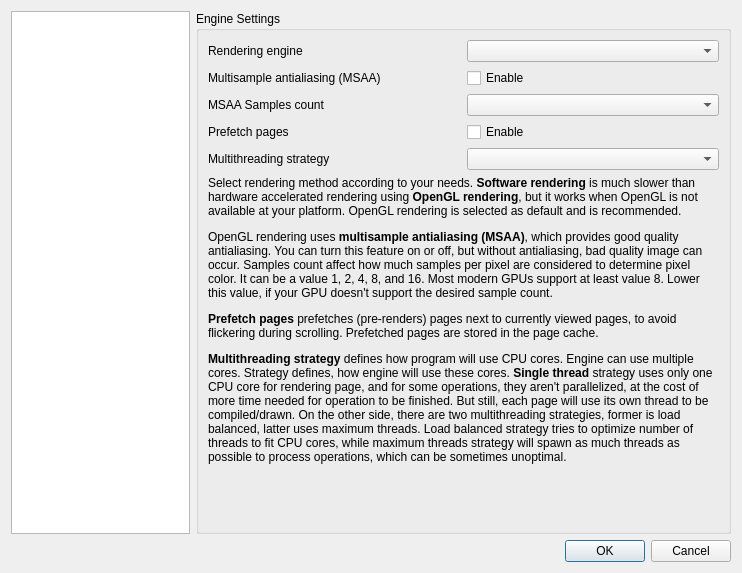
The window that PdfForQtViewer/pdfviewersettingsdialog.ui (JakubMelka/PDF4QT) describes before a commit, drawn with Qt 5.
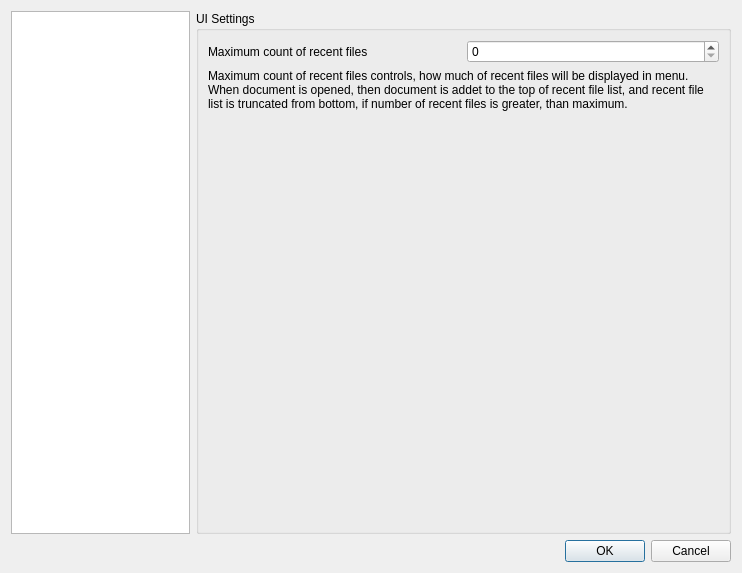
The same window after the commit.

Commit message: Recent file manager

Patch:
```diff
--- a/PdfForQtViewer/pdfviewersettingsdialog.ui
+++ b/PdfForQtViewer/pdfviewersettingsdialog.ui
@@ -26,7 +26,7 @@
      <item>
       <widget class="QStackedWidget" name="stackedWidget">
        <property name="currentIndex">
-        <number>0</number>
+        <number>7</number>
        </property>
        <widget class="QWidget" name="enginePage">
         <layout class="QVBoxLayout" name="enginePageLayout">
@@ -825,6 +825,68 @@
          </item>
         </layout>
        </widget>
+       <widget class="QWidget" name="uiPage">
+        <layout class="QVBoxLayout" name="uiPageLayout">
+         <property name="leftMargin">
+          <number>0</number>
+         </property>
+         <property name="topMargin">
+          <number>0</number>
+         </property>
+         <property name="rightMargin">
+          <number>0</number>
+         </property>
+         <property name="bottomMargin">
+          <number>0</number>
+         </property>
+         <item>
+          <widget class="QGroupBox" name="uiGroupBox">
+           <property name="title">
+            <string>UI Settings</string>
+           </property>
+           <layout class="QVBoxLayout" name="verticalLayout_4">
+            <item>
+             <layout class="QGridLayout" name="uiGroupBoxLayout">
+              <item row="0" column="0">
+               <widget class="QLabel" name="maximumRecentFileCountLabel">
+                <property name="text">
+                 <string>Maximum count of recent files</string>
+                </property>
+               </widget>
+              </item>
+              <item row="0" column="1">
+               <widget class="QSpinBox" name="maximumRecentFileCountEdit"/>
+              </item>
+             </layout>
+            </item>
+            <item>
+             <widget class="QLabel" name="uiInfoLabel">
+              <property name="text">
+               <string>&lt;html&gt;&lt;head/&gt;&lt;body&gt;&lt;p&gt;Maximum count of recent files controls, how much of recent files will be displayed in menu. When document is opened, then document is addet to the top of recent file list, and recent file list is truncated from bottom, if number of recent files is greater, than maximum.&lt;/p&gt;&lt;/body&gt;&lt;/html&gt;</string>
+              </property>
+              <property name="wordWrap">
+               <bool>true</bool>
+              </property>
+             </widget>
+            </item>
+            <item>
+             <spacer name="uiGroupBoxSpacer">
+              <property name="orientation">
+               <enum>Qt::Vertical</enum>
+              </property>
+              <property name="sizeHint" stdset="0">
+               <size>
+                <width>20</width>
+                <height>402</height>
+               </size>
+              </property>
+             </spacer>
+            </item>
+           </layout>
+          </widget>
+         </item>
+        </layout>
+       </widget>
       </widget>
      </item>
     </layout>
```
The commit also changes 9 other files.
